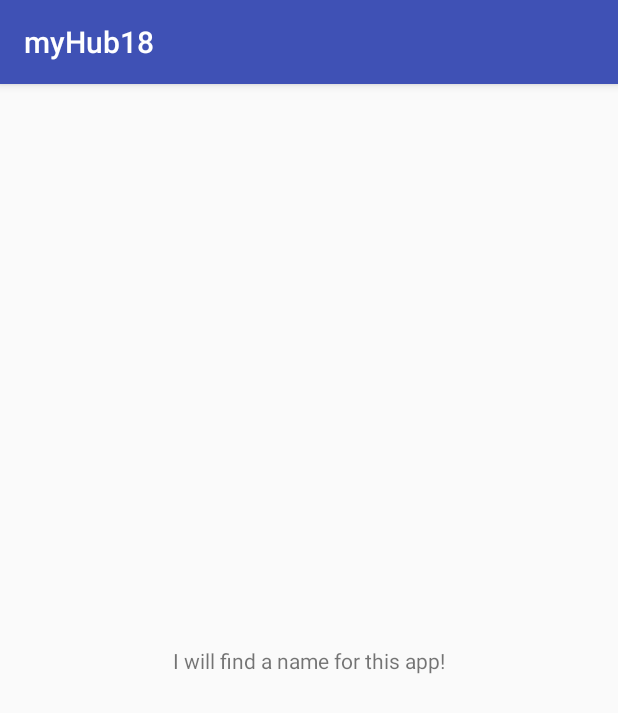
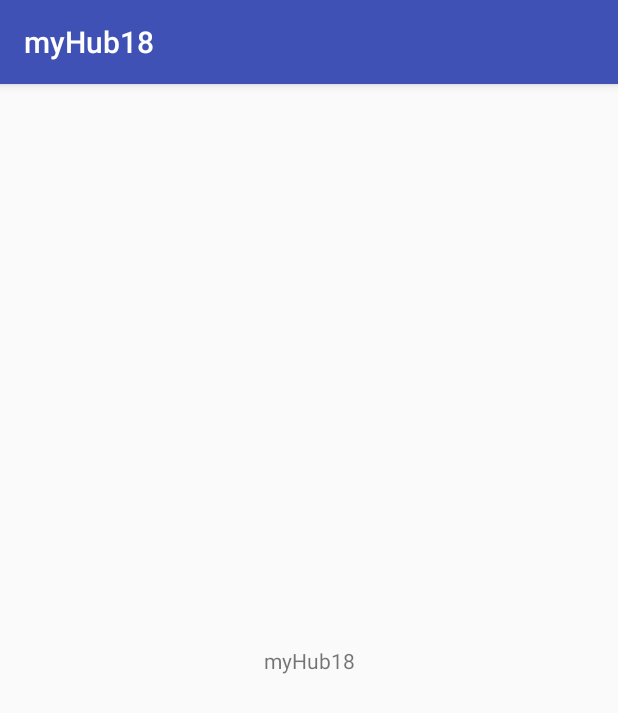
Before and after one commit to myhub18/myHub, an Android app: the screen it shows after launch (Driver), on a phone screen of 412 x 824 dp. Shown: the top 713 px of the screen. Run offline under Robolectric (Android 15) with nearby library versions, the phone set to English and light mode, and no system bars.

Commit message:
There was an error within the xml file. I fixed it.

```diff
--- a/app/src/main/res/layout/activity_driver.xml
+++ b/app/src/main/res/layout/activity_driver.xml
@@ -9,7 +9,7 @@
     <TextView
         android:layout_width="wrap_content"
         android:layout_height="wrap_content"
-        android:text="I will find a name for this app!"
+        android:text="@string/app_name"
         app:layout_constraintBottom_toBottomOf="parent"
         app:layout_constraintLeft_toLeftOf="parent"
         app:layout_constraintRight_toRightOf="parent"
```
